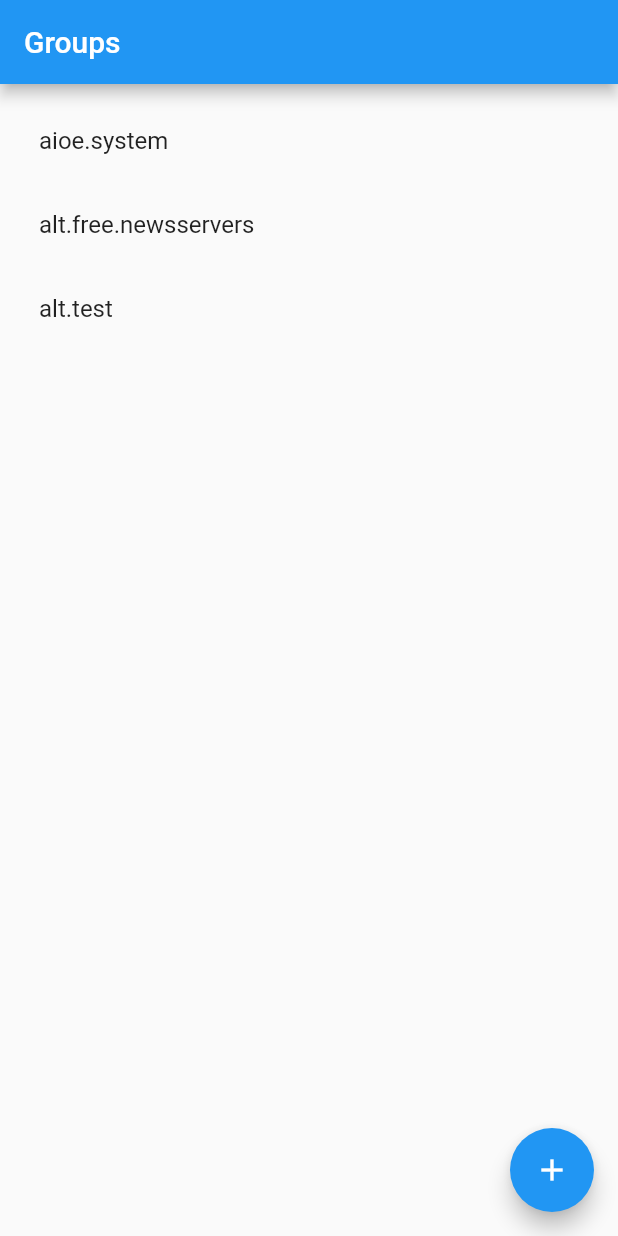
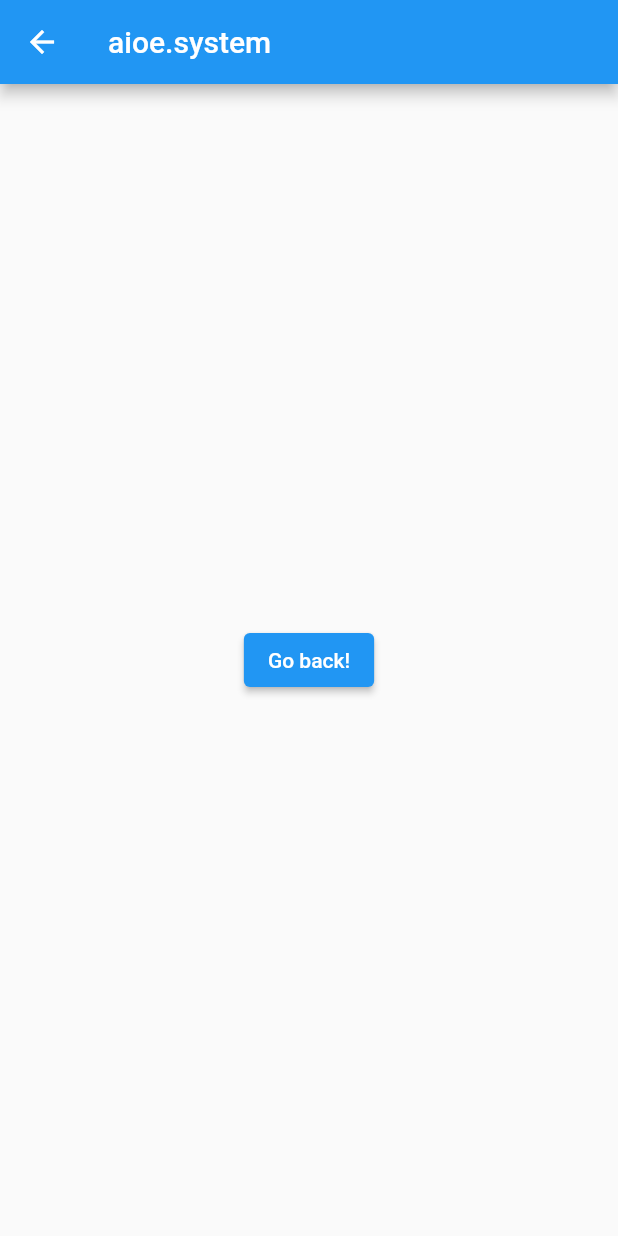
Before and after one commit to ssolon/panoply, a Flutter app: the screen it shows after launch, after a tap on "aioe.system", on a phone screen of 412 x 824 dp. Run offline on Flutter 3.47's test engine with Material 2 defaults, Android fonts, the phone set to English and light mode, and no system bars; our stand-ins replace loggy.

Commit message:
Capabilities definition
Empty group article headers with navigation.

Parse, load and query capabilities.

```diff
--- a/lib/main.dart
+++ b/lib/main.dart
@@ -1,5 +1,6 @@
 import 'package:loggy/loggy.dart';
 import 'package:flutter/material.dart';
+import 'package:panoply/views/headers.dart';
 
 void main() {
   Loggy.initLoggy();
@@ -66,7 +67,13 @@ class _MyHomePageState extends State<MyHomePage> with UiLoggy {
   Widget _buildSubscriptionItem(String name) {
     return ListTile(
       title: Text(name,),
-      onTap: () => loggy.error("You tapped $name"),
+      onTap: () {
+        Navigator.push(
+          context,
+          MaterialPageRoute(
+              builder: (context) => HeaderList(group:name))
+        );
+      },
     );
   }
 
@@ -75,6 +82,7 @@ class _MyHomePageState extends State<MyHomePage> with UiLoggy {
       _buildSubscriptionItem('aioe.system'),
       _buildSubscriptionItem('alt.free.newsservers'),
       _buildSubscriptionItem('alt.test'),
+      _buildSubscriptionItem('rec.outdoors.rv-travel'),
     ];
   }
 
--- /dev/null
+++ b/lib/views/headers.dart
@@ -0,0 +1,34 @@
+
+
+import 'package:flutter/material.dart';
+import 'package:loggy/loggy.dart';
+
+class HeaderList extends StatefulWidget {
+  const HeaderList({Key? key, required this.group}) : super(key: key);
+
+  final String group;
+
+  @override
+  State<HeaderList> createState() => _HeaderListState();
+}
+
+class _HeaderListState extends State<HeaderList> with UiLoggy {
+
+  @override
+  Widget build(BuildContext context) {
+    return Scaffold(
+      appBar: AppBar(
+        title: Text(widget.group),
+      ),
+      body: Center(
+        child: ElevatedButton(
+          onPressed: () {
+            // Navigate back to first route when tapped.
+            Navigator.pop(context);
+          },
+          child: Text('Go back!'),
+        ),
+      ),
+    );
+  }
+}
```
Also changed, not shown: lib/services/nntp_server.dart (+39 -1 lines), 1 other file.
